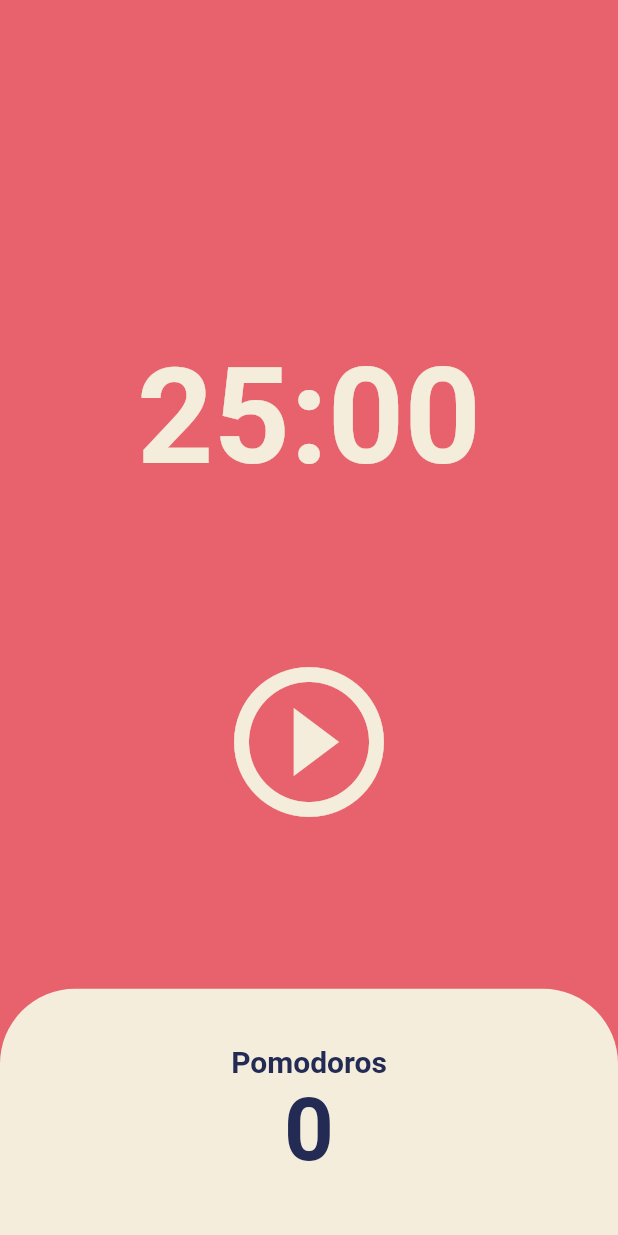
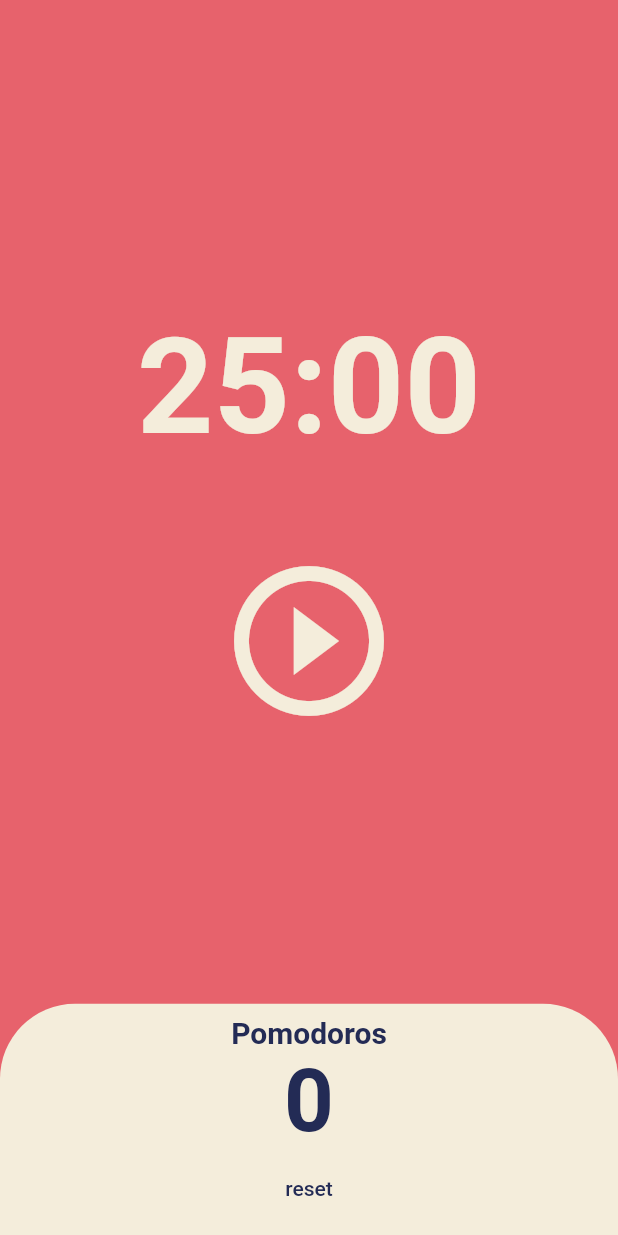
Before and after one commit to baekjungkim/pomodoro, a Flutter app: the screen it shows after launch, on a phone screen of 412 x 824 dp. Run offline on Flutter 3.47's test engine with Material 2 defaults, Android fonts, the phone set to English and light mode, and no system bars.

Commit message:
#5.4 Code Challenge

```diff
--- a/lib/screens/home_screen.dart
+++ b/lib/screens/home_screen.dart
@@ -47,6 +47,20 @@ class _HomeScreenState extends State<HomeScreen> {
     });
   }
 
+  void onResetPressed() {
+    setState(() {
+      totalSeconds = twentyFiveMinutes;
+      isRunning = false;
+    });
+    timer.cancel();
+  }
+
+  void onPomodoroResetPressed() {
+    setState(() {
+      totalPomodoros = 0;
+    });
+  }
+
   String onSecondsConvertToMinutes(int seconds) {
     var duration = Duration(seconds: seconds);
     var formatDuration = duration.toString().split(".").first.substring(2, 7);
@@ -73,16 +87,33 @@ class _HomeScreenState extends State<HomeScreen> {
               ),
             ),
           ),
+          const SizedBox(
+            height: 50,
+          ),
           Flexible(
             flex: 2,
-            child: Center(
-              child: IconButton(
+            child: Container(
+              alignment: Alignment.topCenter,
+              child: Row(
+                mainAxisAlignment: MainAxisAlignment.center,
+                children: [
+                  totalSeconds != twentyFiveMinutes || isRunning
+                      ? IconButton(
+                          iconSize: 120,
+                          color: Theme.of(context).cardColor,
+                          onPressed: onResetPressed,
+                          icon: const Icon(Icons.refresh_rounded),
+                        )
+                      : const SizedBox.shrink(),
+                  IconButton(
                     iconSize: 120,
                     color: Theme.of(context).cardColor,
                     onPressed: isRunning ? onPausePressed : onStartPressed,
                     icon: Icon(isRunning
                         ? Icons.pause_circle_outline
                         : Icons.play_circle_outline),
+                  ),
+                ],
               ),
             ),
           ),
@@ -119,6 +150,18 @@ class _HomeScreenState extends State<HomeScreen> {
                                 Theme.of(context).textTheme.displayLarge!.color,
                           ),
                         ),
+                        TextButton(
+                          onPressed: onPomodoroResetPressed,
+                          child: Text(
+                            'reset',
+                            style: TextStyle(
+                              color: Theme.of(context)
+                                  .textTheme
+                                  .displayLarge!
+                                  .color,
+                            ),
+                          ),
+                        ),
                       ],
                     ),
                   ),
```
Lines whose indentation alone changed are shown as unchanged.
